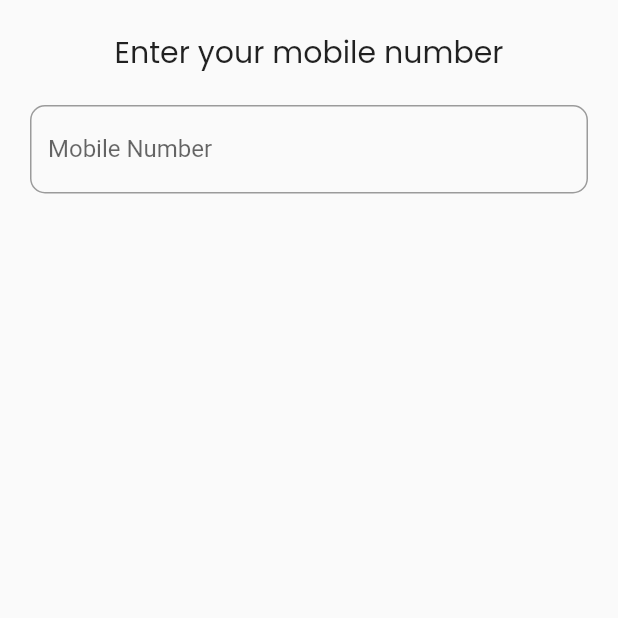
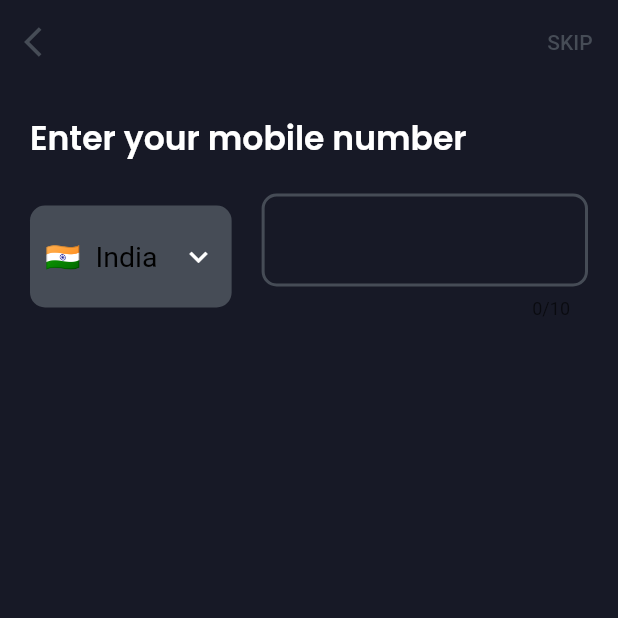
Before and after one commit to nitin-787/PhoneAuthFirebase, a Flutter app: the screen it shows after launch, on a phone screen of 412 x 824 dp, the top half of it. Run offline on Flutter 3.47's test engine with Material 2 defaults, Android fonts, the phone set to English and light mode, and no system bars; our stand-ins replace google_fonts.

Commit message:
Auth screen

```diff
--- a/lib/views/auth_screen.dart
+++ b/lib/views/auth_screen.dart
@@ -1,32 +1,166 @@
 import 'package:flutter/material.dart';
 import 'package:google_fonts/google_fonts.dart';
 
-class AuthScreen extends StatelessWidget {
+// Define a list of country names and flags
+final List<String> countries = [
+  'India',
+  'USA',
+  'China',
+  'Russia',
+  'Japan',
+];
+final List<String> flags = [
+  '🇮🇳',
+  '🇺🇸',
+  '🇨🇳',
+  '🇷🇺',
+  '🇯🇵',
+];
+
+final List<String> countryCodes = [
+  '+91',
+  '+1',
+  '+86',
+  '+7',
+  '+81',
+];
+
+// Define the initial selected country and flag
+String selectedCountry = 'India';
+String selectedFlag = '🇮🇳';
+
+class AuthScreen extends StatefulWidget {
   const AuthScreen({super.key});
 
+  @override
+  State<AuthScreen> createState() => _AuthScreenState();
+}
+
+class _AuthScreenState extends State<AuthScreen> {
   @override
   Widget build(BuildContext context) {
     return SafeArea(
       child: Scaffold(
+        backgroundColor: const Color(0xff171926),
+        appBar: AppBar(
+          elevation: 0,
+          backgroundColor: const Color(0xff171926),
+          leading: IconButton(
+            icon: const Icon(
+              Icons.arrow_back_ios,
+              color: Color(0xff464c56),
+            ),
+            onPressed: () {
+              Navigator.of(context).pop();
+            },
+          ),
+          actions: [
+            TextButton(
+              onPressed: () {},
+              child: const Text(
+                'SKIP',
+                style: TextStyle(
+                  color: Color(0xff464c56),
+                ),
+              ),
+            ),
+          ],
+        ),
         body: Container(
           padding: const EdgeInsets.all(20),
           child: Column(
+            crossAxisAlignment: CrossAxisAlignment.start,
             children: [
               Text(
                 'Enter your mobile number',
                 style: GoogleFonts.poppins(
-                  fontSize: 20,
+                  fontWeight: FontWeight.w600,
+                  color: Colors.white,
+                  fontSize: 22,
                 ),
               ),
               const SizedBox(height: 20),
               Row(
-                children: const [
+                children: [
+                  Container(
+                    padding: const EdgeInsets.all(10),
+                    decoration: BoxDecoration(
+                      color: const Color(0xff464c56),
+                      borderRadius: BorderRadius.circular(10),
+                    ),
+                    child: DropdownButtonHideUnderline(
+                      child: DropdownButton<String>(
+                        value: selectedCountry,
+                        icon: const Icon(
+                          Icons.keyboard_arrow_down,
+                          color: Colors.white,
+                        ),
+                        iconSize: 24,
+                        onChanged: (String? newValue) {
+                          setState(() {
+                            selectedCountry = newValue!;
+                            selectedFlag = flags[countries.indexOf(newValue)];
+                          });
+                        },
+                        items: countries
+                            .map<DropdownMenuItem<String>>((String value) {
+                          return DropdownMenuItem<String>(
+                            value: value,
+                            child: Row(
+                              children: [
+                                Text(
+                                  flags[countries.indexOf(value)],
+                                  style: const TextStyle(
+                                    fontSize: 19,
+                                    color: Colors.grey,
+                                  ),
+                                ),
+                                const SizedBox(width: 10),
+                                Text(
+                                  value,
+                                  style: const TextStyle(
+                                    fontSize: 19,
+                                    color: Colors.black,
+                                  ),
+                                ),
+                              ],
+                            ),
+                          );
+                        }).toList(),
+                      ),
+                    ),
+                  ),
+                  const SizedBox(width: 20),
                   Expanded(
                     child: TextField(
+                      keyboardType: TextInputType.number,
+                      maxLength: 10,
+                      style: const TextStyle(
+                        fontSize: 19, // Increase font size
+                        color: Color(0xff464c56),
+                      ),
                       decoration: InputDecoration(
-                        labelText: 'Mobile Number',
-                        prefix: Text('+91'),
-                        border: OutlineInputBorder(
+                        prefix: Text(
+                          countryCodes[countries.indexOf(selectedCountry)],
+                          style: const TextStyle(
+                            fontSize: 19,
+                            color: Color(0xff464c56),
+                          ),
+                        ),
+                        focusedBorder: const OutlineInputBorder(
+                          borderSide: BorderSide(
+                            color: Color(0xff464c56),
+                            width: 2.0,
+                          ),
+                          borderRadius: BorderRadius.all(
+                            Radius.circular(10),
+                          ),
+                        ),
+                        enabledBorder: const OutlineInputBorder(
+                          borderSide: BorderSide(
+                            color: Color(0xff464c56),
+                            width: 2.0,
+                          ),
                           borderRadius: BorderRadius.all(
                             Radius.circular(10),
                           ),
--- a/pubspec.yaml
+++ b/pubspec.yaml
@@ -59,8 +59,8 @@ flutter:
   uses-material-design: true
 
   # To add assets to your application, add an assets section, like this:
-  # assets:
-  #   - images/a_dot_burr.jpeg
+  assets:
+    - assets/
   #   - images/a_dot_ham.jpeg
 
   # An image asset can refer to one or more resolution-specific "variants", see
```
Also changed, not shown: assets/images/india.png (added).
